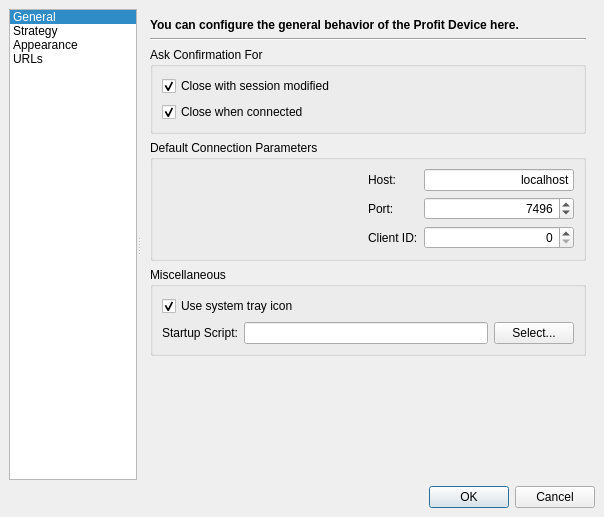
First picture: the form in profit/widgets/ui_settingsdialog.ui, repository hpsilva/profitpy, before the edit.
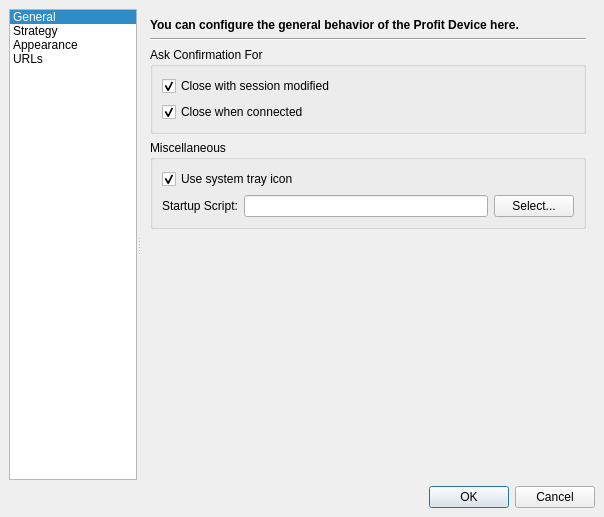
Second picture: the form after the edit. Icons and pictures are not drawn.

What changed in the file:
```diff
--- a/profit/widgets/ui_settingsdialog.ui
+++ b/profit/widgets/ui_settingsdialog.ui
@@ -172,101 +172,6 @@
           </layout>
          </widget>
         </item>
-        <item>
-         <widget class="QGroupBox" name="groupBox" >
-          <property name="title" >
-           <string>Default Connection Parameters</string>
-          </property>
-          <property name="flat" >
-           <bool>true</bool>
-          </property>
-          <layout class="QHBoxLayout" >
-           <property name="margin" >
-            <number>9</number>
-           </property>
-           <property name="spacing" >
-            <number>6</number>
-           </property>
-           <item>
-            <spacer>
-             <property name="orientation" >
-              <enum>Qt::Horizontal</enum>
-             </property>
-             <property name="sizeHint" >
-              <size>
-               <width>40</width>
-               <height>20</height>
-              </size>
-             </property>
-            </spacer>
-           </item>
-           <item>
-            <layout class="QGridLayout" >
-             <property name="margin" >
-              <number>0</number>
-             </property>
-             <property name="spacing" >
-              <number>6</number>
-             </property>
-             <item row="2" column="1" >
-              <widget class="QSpinBox" name="defaultClientId" >
-               <property name="alignment" >
-                <set>Qt::AlignRight</set>
-               </property>
-              </widget>
-             </item>
-             <item row="2" column="0" >
-              <widget class="QLabel" name="label" >
-               <property name="text" >
-                <string>Client ID:</string>
-               </property>
-              </widget>
-             </item>
-             <item row="0" column="1" >
-              <widget class="QLineEdit" name="defaultHostName" >
-               <property name="text" >
-                <string>localhost</string>
-               </property>
-               <property name="alignment" >
-                <set>Qt::AlignRight</set>
-               </property>
-              </widget>
-             </item>
-             <item row="0" column="0" >
-              <widget class="QLabel" name="label" >
-               <property name="text" >
-                <string>Host:</string>
-               </property>
-              </widget>
-             </item>
-             <item row="1" column="0" >
-              <widget class="QLabel" name="label" >
-               <property name="text" >
-                <string>Port:</string>
-               </property>
-              </widget>
-             </item>
-             <item row="1" column="1" >
-              <widget class="QSpinBox" name="defaultPortNumber" >
-               <property name="alignment" >
-                <set>Qt::AlignRight</set>
-               </property>
-               <property name="maximum" >
-                <number>65536</number>
-               </property>
-               <property name="minimum" >
-                <number>1024</number>
-               </property>
-               <property name="value" >
-                <number>7496</number>
-               </property>
-              </widget>
-             </item>
-            </layout>
-           </item>
-          </layout>
-         </widget>
-        </item>
         <item>
          <widget class="QGroupBox" name="groupBox" >
           <property name="title" >
```
Left out of the diff: 3 changed lines with no effect on the pictures.
